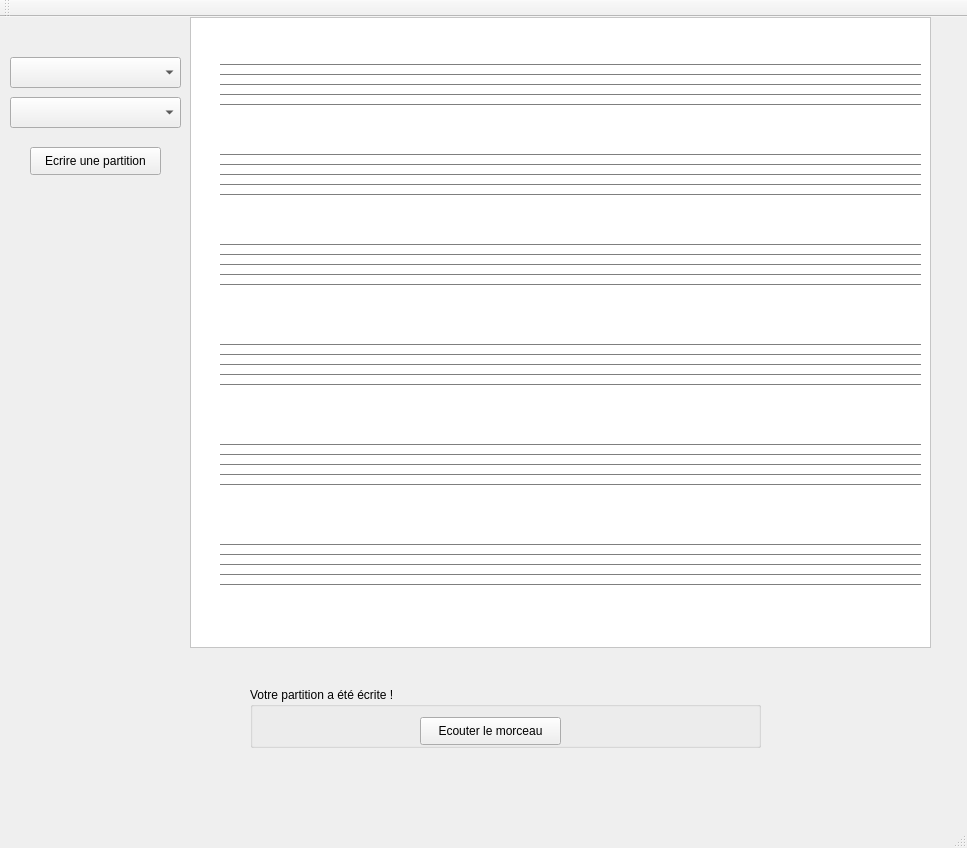
The window that mainwindow.ui (DepinfoCamille/ProjetMusiqueQt2) describes before a commit, drawn with Qt 5.
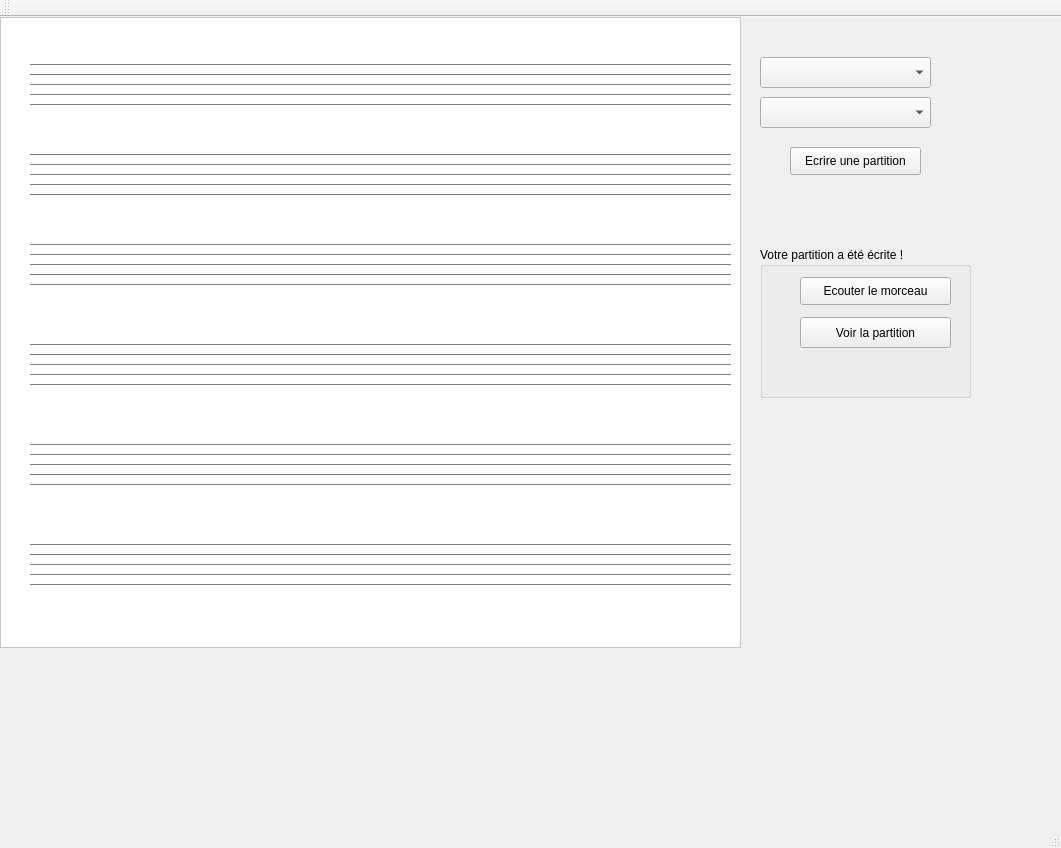
The same window after the commit. The open tabs and pages were chosen to show the change. Custom widgets are drawn as their Qt base class.

The edit to the form file:
```diff
--- a/mainwindow.ui
+++ b/mainwindow.ui
@@ -6,7 +6,7 @@
    <rect>
     <x>0</x>
     <y>0</y>
-    <width>967</width>
+    <width>1061</width>
     <height>848</height>
    </rect>
   </property>
@@ -14,143 +14,13 @@
    <string>MainWindow</string>
   </property>
   <widget class="QWidget" name="centralWidget">
-   <widget class="QPushButton" name="boutonEcrirePartition">
-    <property name="geometry">
-     <rect>
-      <x>30</x>
-      <y>130</y>
-      <width>131</width>
-      <height>28</height>
-     </rect>
-    </property>
-    <property name="text">
-     <string>Ecrire une partition</string>
-    </property>
-   </widget>
-   <widget class="QStackedWidget" name="dialogue">
-    <property name="geometry">
-     <rect>
-      <x>240</x>
-      <y>670</y>
-      <width>621</width>
-      <height>121</height>
-     </rect>
-    </property>
-    <property name="currentIndex">
-     <number>2</number>
-    </property>
-    <widget class="QWidget" name="page">
-     <widget class="QGroupBox" name="boxTempo">
-      <property name="geometry">
-       <rect>
-        <x>20</x>
-        <y>10</y>
-        <width>491</width>
-        <height>61</height>
-       </rect>
-      </property>
-      <property name="title">
-       <string>Veuillez taper quatre fois sur le bouton &quot;Tempo&quot; à la pulsation souhaitée </string>
-      </property>
-      <widget class="QPushButton" name="boutonTempo">
-       <property name="geometry">
-        <rect>
-         <x>190</x>
-         <y>20</y>
-         <width>93</width>
-         <height>28</height>
-        </rect>
-       </property>
-       <property name="text">
-        <string>Tempo</string>
-       </property>
-      </widget>
-     </widget>
-    </widget>
-    <widget class="QWidget" name="page_2">
-     <widget class="QGroupBox" name="boxEcrirePartition">
-      <property name="geometry">
-       <rect>
-        <x>10</x>
-        <y>0</y>
-        <width>511</width>
-        <height>80</height>
-       </rect>
-      </property>
-      <property name="title">
-       <string>Veuillez écrire votre partition dans le cadre blanc ci-dessous : </string>
-      </property>
-      <widget class="QTextEdit" name="textEdit">
-       <property name="geometry">
-        <rect>
-         <x>10</x>
-         <y>50</y>
-         <width>481</width>
-         <height>31</height>
-        </rect>
-       </property>
-      </widget>
-      <widget class="QLabel" name="label">
-       <property name="geometry">
-        <rect>
-         <x>20</x>
-         <y>20</y>
-         <width>271</width>
-         <height>16</height>
-        </rect>
-       </property>
-       <property name="text">
-        <string>Tapez sur Enter lorsque vous avez fini</string>
-       </property>
-      </widget>
-     </widget>
-    </widget>
-    <widget class="QWidget" name="page_3">
-     <widget class="QGroupBox" name="boxPartitionEcrite">
-      <property name="geometry">
-       <rect>
-        <x>10</x>
-        <y>0</y>
-        <width>511</width>
-        <height>61</height>
-       </rect>
-      </property>
-      <property name="title">
-       <string>Votre partition a été écrite ! </string>
-      </property>
-      <widget class="QPushButton" name="boutonEcouter">
-       <property name="geometry">
-        <rect>
-         <x>170</x>
-         <y>30</y>
-         <width>141</width>
-         <height>28</height>
-        </rect>
-       </property>
-       <property name="text">
-        <string>Ecouter le morceau</string>
-       </property>
-      </widget>
-     </widget>
-    </widget>
-   </widget>
-   <widget class="QComboBox" name="MESURE">
-    <property name="geometry">
-     <rect>
-      <x>10</x>
-      <y>80</y>
-      <width>171</width>
-      <height>31</height>
-     </rect>
-    </property>
-   </widget>
    <widget class="QFrame" name="frame">
     <property name="enabled">
      <bool>true</bool>
     </property>
     <property name="geometry">
      <rect>
-      <x>190</x>
+      <x>0</x>
       <y>0</y>
       <width>741</width>
       <height>631</height>
@@ -983,59 +853,188 @@
       <string/>
      </property>
     </widget>
-    <widget class="Afichernotes" name="affichernotes" native="true">
-     <property name="enabled">
-      <bool>true</bool>
+    <widget class="QLabel" name="mesure1_2">
+     <property name="geometry">
+      <rect>
+       <x>90</x>
+       <y>40</y>
+       <width>47</width>
+       <height>51</height>
+      </rect>
      </property>
+     <property name="font">
+      <font>
+       <family>Source Code Pro</family>
+       <pointsize>14</pointsize>
+       <weight>75</weight>
+       <bold>true</bold>
+      </font>
+     </property>
+     <property name="text">
+      <string/>
+     </property>
+    </widget>
+    <widget class="QStackedWidget" name="dialogue">
      <property name="geometry">
       <rect>
-       <x>0</x>
-       <y>0</y>
-       <width>741</width>
-       <height>631</height>
+       <x>50</x>
+       <y>440</y>
+       <width>621</width>
+       <height>121</height>
       </rect>
      </property>
-     <widget class="QLabel" name="mesure1_2">
-      <property name="geometry">
-       <rect>
-        <x>80</x>
-        <y>40</y>
-        <width>47</width>
-        <height>51</height>
-       </rect>
-      </property>
-      <property name="font">
-       <font>
-        <family>Source Code Pro</family>
-        <pointsize>14</pointsize>
-        <weight>75</weight>
-        <bold>true</bold>
-       </font>
-      </property>
-      <property name="text">
-       <string/>
-      </property>
+     <property name="currentIndex">
+      <number>0</number>
+     </property>
+     <widget class="QWidget" name="page">
+      <widget class="QGroupBox" name="boxTempo">
+       <property name="geometry">
+        <rect>
+         <x>60</x>
+         <y>30</y>
+         <width>491</width>
+         <height>61</height>
+        </rect>
+       </property>
+       <property name="title">
+        <string>Veuillez taper quatre fois sur le bouton &quot;Tempo&quot; à la pulsation souhaitée </string>
+       </property>
+       <widget class="QPushButton" name="boutonTempo">
+        <property name="geometry">
+         <rect>
+          <x>190</x>
+          <y>20</y>
+          <width>93</width>
+          <height>28</height>
+         </rect>
+        </property>
+        <property name="text">
+         <string>Tempo</string>
+        </property>
+       </widget>
+      </widget>
      </widget>
+     <widget class="QWidget" name="page_2">
+      <widget class="QGroupBox" name="boxEcrirePartition">
+       <property name="geometry">
+        <rect>
+         <x>10</x>
+         <y>0</y>
+         <width>511</width>
+         <height>80</height>
+        </rect>
+       </property>
+       <property name="title">
+        <string>Veuillez écrire votre partition dans le cadre blanc ci-dessous : </string>
+       </property>
+       <widget class="QTextEdit" name="textEdit">
+        <property name="geometry">
+         <rect>
+          <x>10</x>
+          <y>40</y>
+          <width>481</width>
+          <height>31</height>
+         </rect>
+        </property>
+       </widget>
+       <widget class="QLabel" name="label">
+        <property name="geometry">
+         <rect>
+          <x>20</x>
+          <y>20</y>
+          <width>271</width>
+          <height>16</height>
+         </rect>
+        </property>
+        <property name="text">
+         <string>Tapez sur Enter lorsque vous avez fini</string>
+        </property>
+       </widget>
+      </widget>
+     </widget>
+     <widget class="QWidget" name="page_3"/>
     </widget>
    </widget>
+   <widget class="QComboBox" name="MESURE">
+    <property name="geometry">
+     <rect>
+      <x>760</x>
+      <y>80</y>
+      <width>171</width>
+      <height>31</height>
+     </rect>
+    </property>
+   </widget>
+   <widget class="QPushButton" name="boutonEcrirePartition">
+    <property name="geometry">
+     <rect>
+      <x>790</x>
+      <y>130</y>
+      <width>131</width>
+      <height>28</height>
+     </rect>
+    </property>
+    <property name="text">
+     <string>Ecrire une partition</string>
+    </property>
+   </widget>
    <widget class="QComboBox" name="CLE">
     <property name="geometry">
      <rect>
-      <x>10</x>
+      <x>760</x>
       <y>40</y>
       <width>171</width>
       <height>31</height>
      </rect>
     </property>
    </widget>
+   <widget class="QGroupBox" name="boxPartitionEcrite">
+    <property name="geometry">
+     <rect>
+      <x>760</x>
+      <y>230</y>
+      <width>211</width>
+      <height>151</height>
+     </rect>
+    </property>
+    <property name="title">
+     <string>Votre partition a été écrite ! </string>
+    </property>
+    <widget class="QPushButton" name="boutonEcouter">
+     <property name="geometry">
+      <rect>
+       <x>40</x>
+       <y>30</y>
+       <width>151</width>
+       <height>28</height>
+      </rect>
+     </property>
+     <property name="text">
+      <string>Ecouter le morceau</string>
+     </property>
+    </widget>
+    <widget class="QPushButton" name="boutonvoirpartition">
+     <property name="geometry">
+      <rect>
+       <x>40</x>
+       <y>70</y>
+       <width>151</width>
+       <height>31</height>
+      </rect>
+     </property>
+     <property name="text">
+      <string>Voir la partition</string>
+     </property>
+    </widget>
+   </widget>
   </widget>
   <widget class="QMenuBar" name="menuBar">
    <property name="geometry">
     <rect>
      <x>0</x>
      <y>0</y>
-     <width>967</width>
-     <height>26</height>
+     <width>1061</width>
+     <height>21</height>
     </rect>
    </property>
   </widget>
@@ -1050,14 +1049,6 @@
   <widget class="QStatusBar" name="statusBar"/>
  </widget>
  <layoutdefault spacing="6" margin="11"/>
- <customwidgets>
-  <customwidget>
-   <class>Afichernotes</class>
-   <extends>QWidget</extends>
-   <header location="global">afichernotes.h</header>
-   <container>1</container>
-  </customwidget>
- </customwidgets>
  <resources/>
  <connections/>
 </ui>
```
